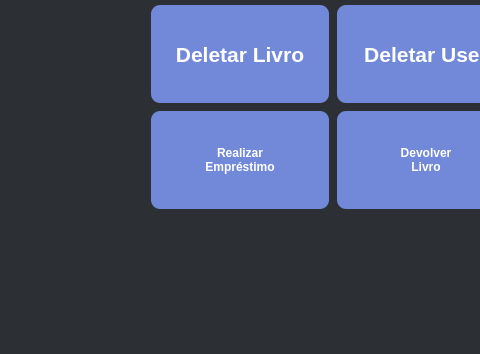
The window that views/homeAdm.ui (eliasasa/biblioteca_poo) describes before a commit, drawn with Qt 5; both pictures show x 235 to 715 and y 246 to 600 of the 800 by 600 pixel window.
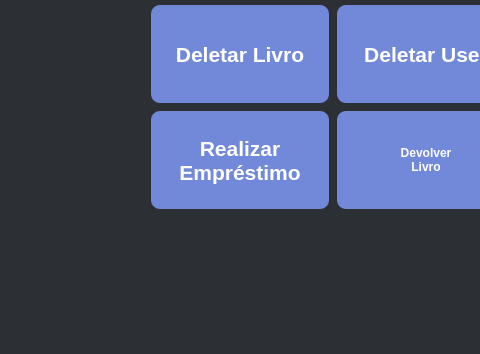
The same window after the commit. Icons and pictures are not drawn.

```diff
--- a/views/homeAdm.ui
+++ b/views/homeAdm.ui
@@ -342,6 +342,7 @@
           <property name="font">
            <font>
             <family>Segoe UI</family>
+            <pointsize>16</pointsize>
             <weight>75</weight>
             <bold>true</bold>
            </font>
```
